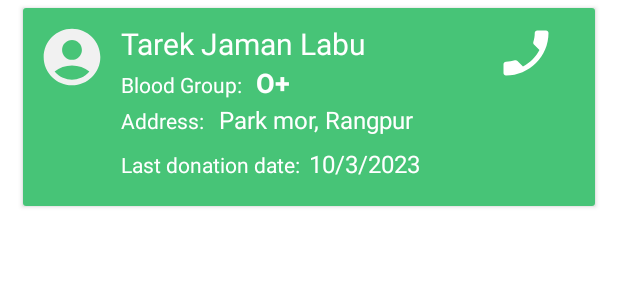
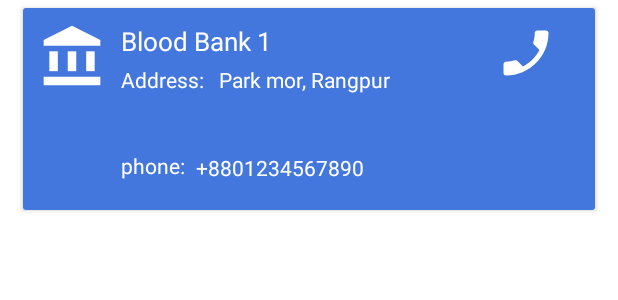
Before and after one commit to Labu1011/Life-Saver, an Android app: the layout layout_blood_bank_list.xml on its own in the app's theme, with its tools: preview values and no code run, on a phone screen of 412 x 824 dp. Shown: the top 300 px of the screen. Run offline under Robolectric (Android 15) with nearby library versions, the phone set to English and light mode, and no system bars.

Commit message:
Blood bank list activity is created

```diff
--- a/app/src/main/AndroidManifest.xml
+++ b/app/src/main/AndroidManifest.xml
@@ -5,7 +5,7 @@
     <uses-permission android:name="android.permission.INTERNET" />
     <uses-permission android:name="android.permission.READ_PHONE_STATE" />
     <uses-permission android:name="android.permission.RECEIVE_SMS" />
-    <uses-permission android:name="android.permission.CALL_PHONE"/>
+    <uses-permission android:name="android.permission.CALL_PHONE" />
 
     <application
         android:allowBackup="true"
@@ -19,6 +19,9 @@
         tools:targetApi="31">
         <activity
             android:name=".DonorListActivity"
+            android:exported="false" />
+        <activity
+            android:name=".BloodBankListActivity"
             android:exported="false" />
         <activity
             android:name=".FAQActivity"
--- /dev/null
+++ b/app/src/main/res/drawable/baseline_blood_bank_24.xml
@@ -0,0 +1,9 @@
+<vector android:height="24dp" android:tint="#FFFFFF"
+    android:viewportHeight="24" android:viewportWidth="24"
+    android:width="24dp" xmlns:android="http://schemas.android.com/apk/res/android">
+    <path android:fillColor="@android:color/white" android:pathData="M4,10h3v7h-3z"/>
+    <path android:fillColor="@android:color/white" android:pathData="M10.5,10h3v7h-3z"/>
+    <path android:fillColor="@android:color/white" android:pathData="M2,19h20v3h-20z"/>
+    <path android:fillColor="@android:color/white" android:pathData="M17,10h3v7h-3z"/>
+    <path android:fillColor="@android:color/white" android:pathData="M12,1l-10,5l0,2l20,0l0,-2z"/>
+</vector>
--- a/app/src/main/res/layout/activity_homepage.xml
+++ b/app/src/main/res/layout/activity_homepage.xml
@@ -10,7 +10,7 @@
   <LinearLayout
       android:layout_width="match_parent"
       android:layout_height="wrap_content"
-    android:orientation="horizontal"
+      android:orientation="horizontal"
       android:layout_marginTop="50dp"
       android:layout_marginLeft="20dp"
       android:layout_marginRight="20dp"
@@ -98,6 +98,7 @@
         android:text="Donor List"
         />
     <Button
+        android:id="@+id/bloodBankList"
         android:layout_width="match_parent"
         android:layout_height="wrap_content"
         android:padding="20dp"
--- a/app/src/main/res/layout/layout_donor_list.xml
+++ b/app/src/main/res/layout/layout_blood_bank_list.xml
@@ -10,13 +10,13 @@
         android:layout_width="match_parent"
         android:layout_height="wrap_content"
         android:padding="10dp"
-        android:background="#47c477"
+        android:background="#47d"
         android:orientation="horizontal">
 
         <ImageView
             android:layout_width="45dp"
             android:layout_height="45dp"
-            android:src="@drawable/baseline_account_circle_24" />
+            android:src="@drawable/baseline_blood_bank_24" />
 
         <LinearLayout
             android:layout_width="260dp"
@@ -24,42 +24,21 @@
             android:orientation="vertical"
             >
             <TextView
-                android:id="@+id/donorName"
+                android:id="@+id/bankName"
                 android:layout_width="match_parent"
                 android:layout_height="wrap_content"
-                android:text="Tarek Jaman Labu"
+                android:text="Blood Bank 1"
                 android:textColor="@color/white"
-                android:textSize="20sp"
+                android:textSize="17sp"
                 android:layout_marginLeft="10dp" />
+
+
 
             <LinearLayout
                 android:layout_width="match_parent"
-                android:layout_height="wrap_content"
-                android:orientation="horizontal"
+                android:layout_height="55dp"
                 android:layout_marginLeft="10dp"
-                >
-                <TextView
-                    android:layout_width="90dp"
-                    android:layout_height="wrap_content"
-                    android:text="Blood Group:"
-                    android:textColor="@color/white" />
-
-                <TextView
-                    android:id="@+id/donorGroup"
-                    android:layout_width="match_parent"
-                    android:layout_height="wrap_content"
-                    android:text="O+"
-                    android:textSize="18sp"
-                    android:textStyle="bold"
-                    android:textColor="@color/white" />
-
-            </LinearLayout>
-
-            <LinearLayout
-                android:layout_width="match_parent"
-                android:layout_height="29dp"
-                android:layout_marginLeft="10dp"
-                android:layout_marginTop="1dp"
+                android:layout_marginTop="4dp"
                 android:orientation="horizontal">
 
                 <TextView
@@ -69,12 +48,12 @@
                     android:textColor="@color/white" />
 
                 <TextView
-                    android:id="@+id/address"
+                    android:id="@+id/bankAddress"
                     android:layout_width="match_parent"
                     android:layout_height="wrap_content"
                     android:text="Park mor, Rangpur"
                     android:textColor="@color/white"
-                    android:textSize="16sp"
+                    android:textSize="14sp"
                     />
             </LinearLayout>
 
@@ -82,21 +61,23 @@
                 android:layout_width="match_parent"
                 android:layout_height="29dp"
                 android:layout_marginLeft="10dp"
+                android:layout_marginTop="2dp"
                 android:orientation="horizontal">
 
                 <TextView
-                    android:layout_width="125dp"
+                    android:layout_width="50dp"
                     android:layout_height="wrap_content"
-                    android:text="Last donation date: "
+                    android:text="phone: "
                     android:textColor="@color/white" />
 
                 <TextView
-                    android:id="@+id/date"
+                    android:id="@+id/bankPhone"
                     android:layout_width="match_parent"
                     android:layout_height="wrap_content"
-                    android:text="10/3/2023"
+                    android:text="+8801234567890"
                     android:textColor="@color/white"
-                    android:textSize="16sp"
+                    android:textSize="14sp"
+                    android:layout_marginTop="1dp"
                     />
             </LinearLayout>
 
```
Also changed, not shown: app/src/main/java/com/example/lifesaver/BloodBankListActivity.java (added, +53 -0 lines), app/src/main/java/com/example/lifesaver/BloodBankListAdapter.java (added, +81 -0 lines), app/src/main/java/com/example/lifesaver/BloodBanks.java (added, +37 -0 lines), app/src/main/java/com/example/lifesaver/HomepageActivity.java (+10 -1 lines), app/src/main/res/layout/activity_blood_bank_list.xml (added, +41 -0 lines).
